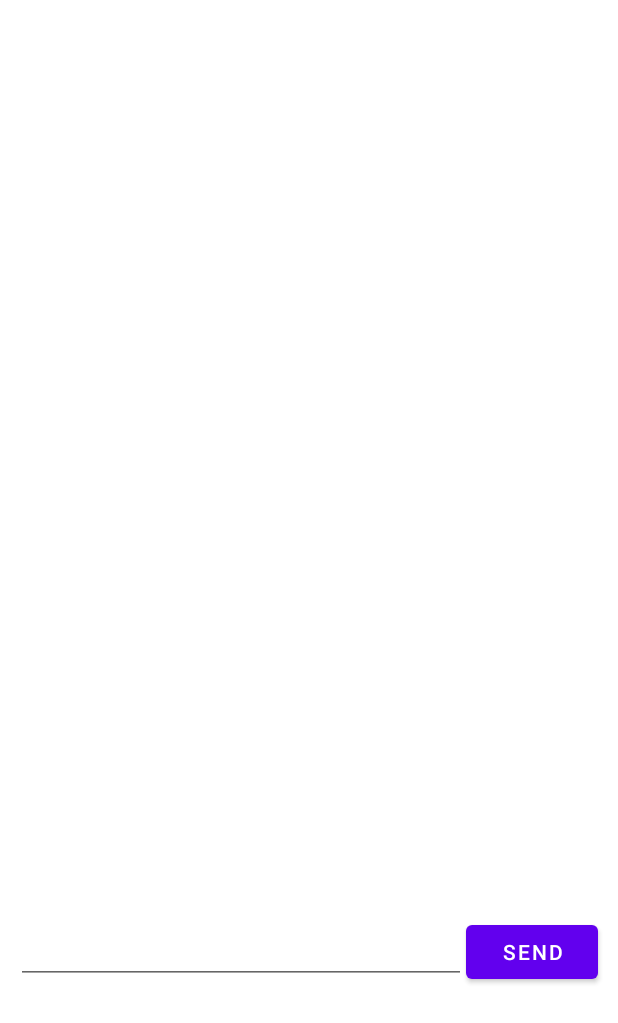
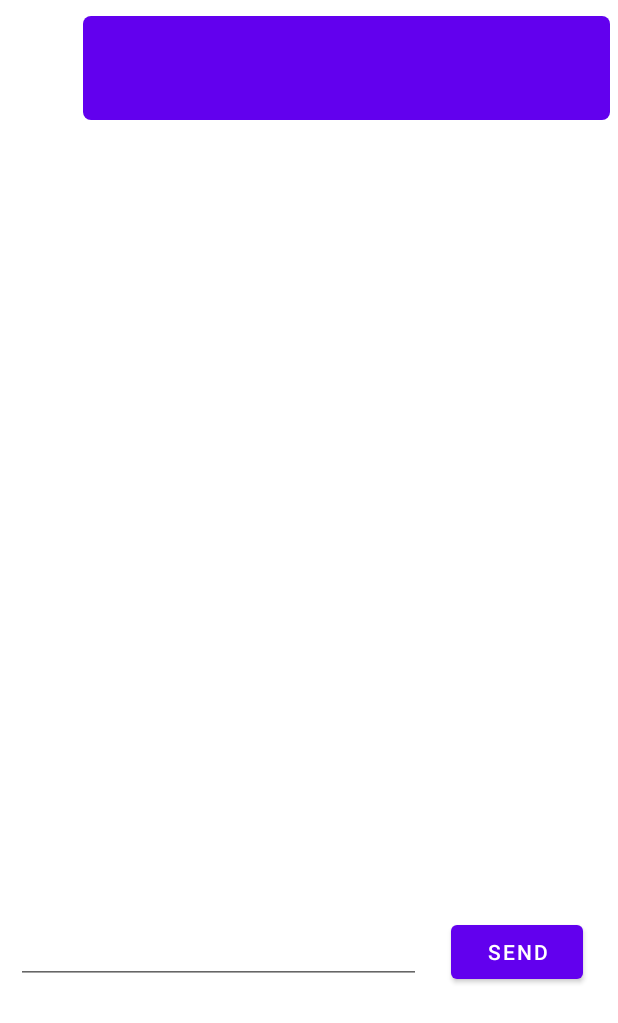
Before and after one commit to daly64/ChatApp, an Android app: the screen it shows after launch (MainActivity), after a tap on "SEND", on a phone screen of 412 x 824 dp. Shown: the top 1023 px of the screen. Run offline under Robolectric (Android 15) with nearby library versions, the phone set to English and light mode, and no system bars.

Commit message:
add keyboard ime send mod add close keyboard closing on send button pressing

```diff
--- a/app/src/main/java/com/example/chatapp/MainActivity.java
+++ b/app/src/main/java/com/example/chatapp/MainActivity.java
@@ -1,6 +1,9 @@
 package com.example.chatapp;
 
+import android.content.Context;
 import android.os.Bundle;
+import android.view.inputmethod.EditorInfo;
+import android.view.inputmethod.InputMethodManager;
 import android.widget.Button;
 import android.widget.EditText;
 
@@ -35,12 +38,28 @@ public class MainActivity extends AppCompatActivity {
 
         ArrayList<Message> messagesList = new ArrayList<>();
 
+        Context context = this;
+        editText.setOnEditorActionListener((v, actionId, event) -> {
+            if (actionId == EditorInfo.IME_ACTION_SEND) {
+                Message message = new Message(editText.getText().toString());
+                messagesList.add(message);
+                adapter = new MessageRecycler(context, messagesList);
+                recyclerView.setAdapter(adapter);
+                return false;
+            }
+            // do your stuff here
+            return false;
+        });
+
         send.setOnClickListener(v -> {
 
             Message message = new Message(editText.getText().toString());
             messagesList.add(message);
             adapter = new MessageRecycler(this, messagesList);
             recyclerView.setAdapter(adapter);
+
+            InputMethodManager imm = (InputMethodManager) getSystemService(INPUT_METHOD_SERVICE);
+            imm.toggleSoftInput(InputMethodManager.HIDE_IMPLICIT_ONLY, 0);
         });
 
 
--- /dev/null
+++ b/app/src/main/res/drawable/shape.xml
@@ -0,0 +1,8 @@
+<?xml version="1.0" encoding="utf-8"?>
+<shape
+    xmlns:android="http://schemas.android.com/apk/res/android"
+    android:shape="rectangle">
+    <corners android:radius="5dp" />
+    <solid
+        android:color="@color/purple_500" />
+</shape>
--- a/app/src/main/res/layout/activity_main.xml
+++ b/app/src/main/res/layout/activity_main.xml
@@ -24,13 +24,16 @@
             android:layout_marginStart="@dimen/layout_margin"
             android:layout_marginLeft="@dimen/layout_margin"
             android:autofillHints="message"
+            android:imeOptions="actionSend"
             android:inputType="text"
-            android:labelFor="@id/sendBtn" />
+            tools:ignore="LabelFor" />
 
         <Button
             android:id="@+id/sendBtn"
             android:layout_width="wrap_content"
             android:layout_height="wrap_content"
+            android:layout_marginStart="@dimen/sendBtn_margin"
+            android:layout_marginLeft="@dimen/sendBtn_margin"
             android:text="@string/send_btn" />
     </LinearLayout>
 
--- a/app/src/main/res/layout/message_layout.xml
+++ b/app/src/main/res/layout/message_layout.xml
@@ -5,13 +5,17 @@
     android:orientation="vertical">
 
     <TextView
-        android:textAlignment="textEnd"
-        android:layout_marginEnd="10dp"
+        android:layout_marginTop="@dimen/layout_margin"
         android:id="@+id/message_text"
         android:layout_width="match_parent"
         android:layout_height="wrap_content"
+        android:layout_marginStart="50dp"
+        android:layout_marginLeft="50dp"
+        android:background="@drawable/shape"
+        android:gravity="end"
+        android:padding="20dp"
         android:text="@string/message_text"
-        android:textSize="@dimen/message_textSize"
-        android:gravity="end"
-        android:layout_marginRight="10dp" />
+        android:textAlignment="textEnd"
+        android:textColor="@color/white"
+        android:textSize="@dimen/message_textSize" />
 </LinearLayout>
--- a/app/src/main/res/values/dimens.xml
+++ b/app/src/main/res/values/dimens.xml
@@ -2,6 +2,7 @@
 <resources>
     <dimen name="listView_height">600dp</dimen>
     <dimen name="layout_margin">5dp</dimen>
-    <dimen name="message_editText_width">300dp</dimen>
+    <dimen name="message_editText_width">270dp</dimen>
     <dimen name="message_textSize">22sp</dimen>
+    <dimen name="sendBtn_margin">20dp</dimen>
 </resources>
```
